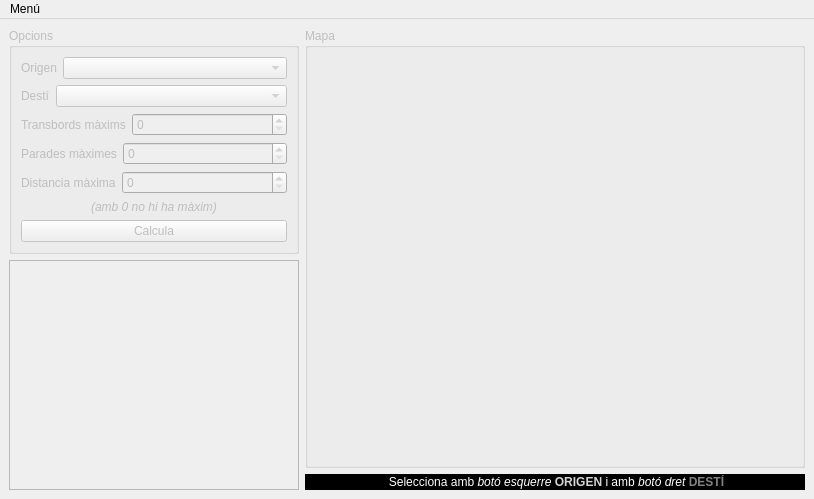
Before: the Qt Designer form transPublic.ui in anxodio/TransPublic, drawn with Qt 5.
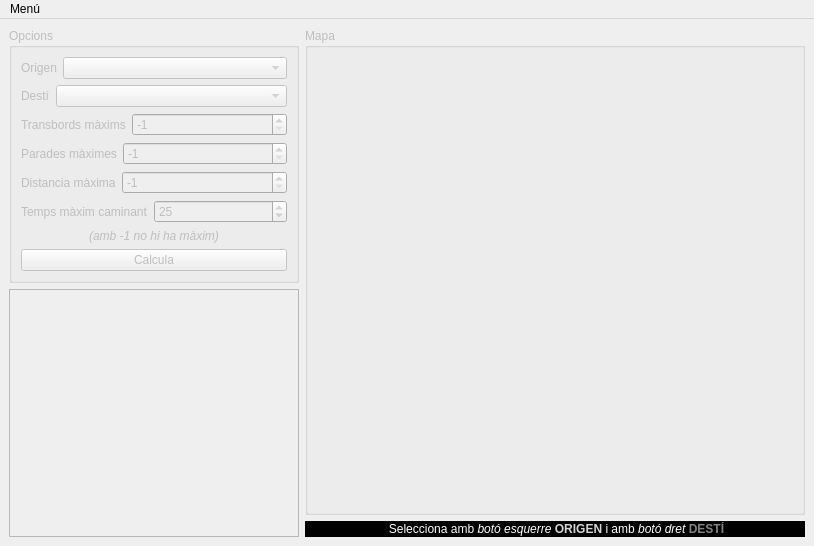
After: the same form once the commit is applied.

Commit message: Millores algorisme (maxim temps caminant)

Diff of the .ui file:
```diff
--- a/transPublic.ui
+++ b/transPublic.ui
@@ -7,7 +7,7 @@
     <x>0</x>
     <y>0</y>
     <width>814</width>
-    <height>499</height>
+    <height>546</height>
    </rect>
   </property>
   <property name="sizePolicy">
@@ -23,7 +23,7 @@
    <property name="enabled">
     <bool>false</bool>
    </property>
-   <layout class="QHBoxLayout" name="horizontalLayout_6">
+   <layout class="QHBoxLayout" name="horizontalLayout_7">
     <item>
      <layout class="QVBoxLayout" name="verticalLayout_2">
       <item>
@@ -102,7 +102,14 @@
             </widget>
            </item>
            <item>
-            <widget class="QSpinBox" name="spTransbords"/>
+            <widget class="QSpinBox" name="spTransbords">
+             <property name="minimum">
+              <number>-1</number>
+             </property>
+             <property name="value">
+              <number>-1</number>
+             </property>
+            </widget>
            </item>
           </layout>
          </item>
@@ -122,7 +129,14 @@
             </widget>
            </item>
            <item>
-            <widget class="QSpinBox" name="spParades"/>
+            <widget class="QSpinBox" name="spParades">
+             <property name="minimum">
+              <number>-1</number>
+             </property>
+             <property name="value">
+              <number>-1</number>
+             </property>
+            </widget>
            </item>
           </layout>
          </item>
@@ -142,7 +156,53 @@
             </widget>
            </item>
            <item>
-            <widget class="QSpinBox" name="spDistancia"/>
+            <widget class="QSpinBox" name="spDistancia">
+             <property name="prefix">
+              <string/>
+             </property>
+             <property name="minimum">
+              <number>-1</number>
+             </property>
+             <property name="value">
+              <number>-1</number>
+             </property>
+            </widget>
+           </item>
+          </layout>
+         </item>
+         <item>
+          <layout class="QHBoxLayout" name="horizontalLayout_6">
+           <item>
+            <widget class="QLabel" name="label_8">
+             <property name="sizePolicy">
+              <sizepolicy hsizetype="Maximum" vsizetype="Preferred">
+               <horstretch>0</horstretch>
+               <verstretch>0</verstretch>
+              </sizepolicy>
+             </property>
+             <property name="text">
+              <string>Temps màxim caminant</string>
+             </property>
+            </widget>
+           </item>
+           <item>
+            <widget class="QSpinBox" name="spCaminant">
+             <property name="prefix">
+              <string/>
+             </property>
+             <property name="minimum">
+              <number>0</number>
+             </property>
+             <property name="maximum">
+              <number>60</number>
+             </property>
+             <property name="singleStep">
+              <number>5</number>
+             </property>
+             <property name="value">
+              <number>25</number>
+             </property>
+            </widget>
            </item>
           </layout>
          </item>
@@ -160,7 +220,7 @@
             </font>
            </property>
            <property name="text">
-            <string>(amb 0 no hi ha màxim)</string>
+            <string>(amb -1 no hi ha màxim)</string>
            </property>
            <property name="alignment">
             <set>Qt::AlignCenter</set>
```
Left out of the diff: 4 changed lines with no effect on the pictures. The commit also changes 2 other files.
